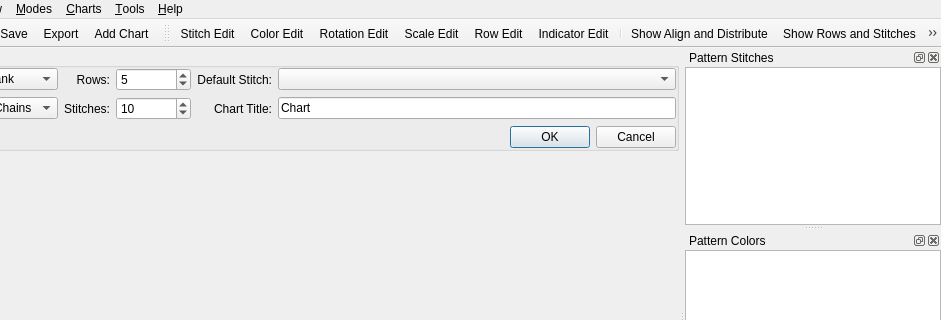
Above: src/mainwindow.ui from iPenguin/CrochetCharts before the change; both pictures show x 104 to 1045 and y 0 to 320 of the 1045 by 592 pixel window. Below: the same form after it.
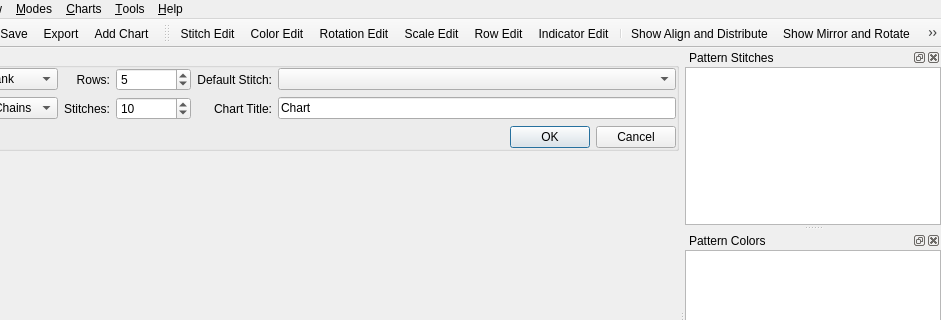
That is the form after the change. Icons and pictures are not drawn.

Commit message: Remove Rows and Stitches dialog for now.

Diff of the .ui file:
```diff
--- a/src/mainwindow.ui
+++ b/src/mainwindow.ui
@@ -579,7 +579,6 @@
    <addaction name="actionIndicatorMode"/>
    <addaction name="separator"/>
    <addaction name="actionShowAlignDock"/>
-   <addaction name="actionShowRowsDock"/>
    <addaction name="actionShowMirrorDock"/>
    <addaction name="actionColorSelectorBg"/>
   </widget>
```
Left out of the diff: 1 changed line with no effect on the pictures. The commit also changes 1 other file.
